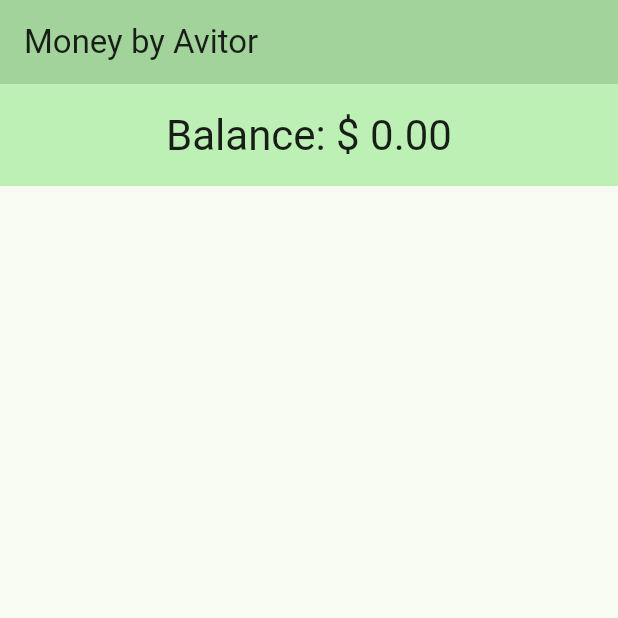
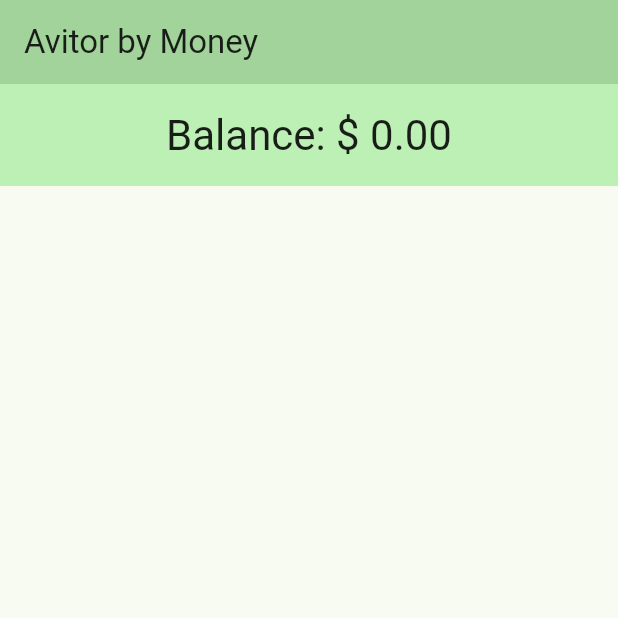
Before and after one commit to could-ai/019a21e2-fc9d-7b14-8933-4d31bbdce667, a Flutter app: the screen it shows after launch, on a phone screen of 412 x 824 dp, the top half of it. Run offline on Flutter 3.47's test engine with Material 3 defaults, Android fonts, the phone set to English and light mode, and no system bars.

Commit message:
Updated the app title and AppBar title to reverse the branding from 'Money by Avitor' to 'Avitor by Money'. The MaterialApp title property was changed to reflect the new name, and the AppBar title in the MoneyHomePage was also updated to maintain consistency across the app. No other functionality was modified - this was purely a branding change to swap the word order as requested.

```diff
--- a/usr/lib/main.dart
+++ b/usr/lib/main.dart
@@ -10,7 +10,7 @@ class MyApp extends StatelessWidget {
   @override
   Widget build(BuildContext context) {
     return MaterialApp(
-      title: 'Money by Avitor',
+      title: 'Avitor by Money',
       debugShowCheckedModeBanner: false,
       theme: ThemeData(
         colorScheme: ColorScheme.fromSeed(seedColor: Colors.green),
@@ -105,7 +105,7 @@ class _MoneyHomePageState extends State<MoneyHomePage> {
             },
             child: const Text('Add'),
           ),
-        ],
+        ),
       ),
     );
   }
@@ -115,7 +115,7 @@ class _MoneyHomePageState extends State<MoneyHomePage> {
     return Scaffold(
       appBar: AppBar(
         backgroundColor: Theme.of(context).colorScheme.inversePrimary,
-        title: const Text('Money by Avitor'),
+        title: const Text('Avitor by Money'),
       ),
       body: Column(
         children: [
```
